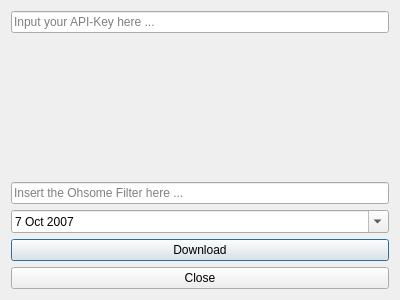
Before: the Qt Designer form OhsomeDownloader/ui/ohsome_dialog.ui in TKleinwort/ohsome-downloader-qgis-plugin, drawn with Qt 5.
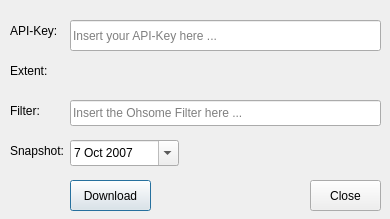
After: the same form once the commit is applied. Custom widgets are drawn as their Qt base class.

Commit message: GUI: Added corrosponding labels and shifted the layout, so that each widgets has an appropiate size

The edit to the form file:
```diff
--- a/OhsomeDownloader/ui/ohsome_dialog.ui
+++ b/OhsomeDownloader/ui/ohsome_dialog.ui
@@ -6,43 +6,38 @@
    <rect>
     <x>0</x>
     <y>0</y>
-    <width>400</width>
-    <height>300</height>
+    <width>390</width>
+    <height>219</height>
    </rect>
   </property>
   <property name="windowTitle">
    <string>Ohsome Downloader</string>
   </property>
-  <layout class="QVBoxLayout" name="verticalLayout">
-   <item>
     <widget class="QLineEdit" name="LineEditApiKey">
+   <property name="geometry">
+    <rect>
+     <x>70</x>
+     <y>20</y>
+     <width>311</width>
+     <height>31</height>
+    </rect>
+   </property>
      <property name="echoMode">
       <enum>QLineEdit::EchoMode::Password</enum>
      </property>
      <property name="placeholderText">
-      <string>Input your API-Key here ...</string>
-     </property>
-    </widget>
-   </item>
-   <item>
-    <widget class="QgsExtentWidget" name="ExtentWidget" native="true">
-     <property name="minimumSize">
-      <size>
-       <width>0</width>
-       <height>60</height>
-      </size>
-     </property>
-    </widget>
-   </item>
-   <item>
-    <widget class="QLineEdit" name="LineEditFilter">
-     <property name="placeholderText">
-      <string>Insert the Ohsome Filter here ...</string>
-     </property>
-    </widget>
-   </item>
-   <item>
+    <string>Insert your API-Key here ...</string>
+   </property>
+  </widget>
     <widget class="QDateEdit" name="DateEdit">
+   <property name="geometry">
+    <rect>
+     <x>70</x>
+     <y>140</y>
+     <width>109</width>
+     <height>26</height>
+    </rect>
+   </property>
      <property name="minimumDateTime">
       <datetime>
        <hour>18</hour>
@@ -64,16 +59,28 @@
       <bool>true</bool>
      </property>
     </widget>
-   </item>
-   <item>
     <widget class="QPushButton" name="PushButtonDownload">
+   <property name="geometry">
+    <rect>
+     <x>70</x>
+     <y>180</y>
+     <width>81</width>
+     <height>31</height>
+    </rect>
+   </property>
      <property name="text">
       <string>Download</string>
      </property>
     </widget>
-   </item>
-   <item>
     <widget class="QPushButton" name="PushButtonClose">
+   <property name="geometry">
+    <rect>
+     <x>310</x>
+     <y>180</y>
+     <width>71</width>
+     <height>31</height>
+    </rect>
+   </property>
      <property name="accessibleName">
       <string/>
      </property>
@@ -81,8 +88,87 @@
       <string>Close</string>
      </property>
     </widget>
-   </item>
-  </layout>
+  <widget class="QgsExtentWidget" name="ExtentWidget" native="true">
+   <property name="geometry">
+    <rect>
+     <x>70</x>
+     <y>60</y>
+     <width>301</width>
+     <height>30</height>
+    </rect>
+   </property>
+   <property name="minimumSize">
+    <size>
+     <width>0</width>
+     <height>30</height>
+    </size>
+   </property>
+  </widget>
+  <widget class="QLabel" name="LabelApiKey">
+   <property name="geometry">
+    <rect>
+     <x>10</x>
+     <y>20</y>
+     <width>49</width>
+     <height>21</height>
+    </rect>
+   </property>
+   <property name="text">
+    <string>API-Key:</string>
+   </property>
+  </widget>
+  <widget class="QLabel" name="LabelExtent">
+   <property name="geometry">
+    <rect>
+     <x>10</x>
+     <y>60</y>
+     <width>41</width>
+     <height>21</height>
+    </rect>
+   </property>
+   <property name="text">
+    <string>Extent:</string>
+   </property>
+  </widget>
+  <widget class="QLineEdit" name="LineEditFilter">
+   <property name="geometry">
+    <rect>
+     <x>70</x>
+     <y>100</y>
+     <width>311</width>
+     <height>26</height>
+    </rect>
+   </property>
+   <property name="placeholderText">
+    <string>Insert the Ohsome Filter here ...</string>
+   </property>
+  </widget>
+  <widget class="QLabel" name="LabelFilter">
+   <property name="geometry">
+    <rect>
+     <x>10</x>
+     <y>100</y>
+     <width>41</width>
+     <height>21</height>
+    </rect>
+   </property>
+   <property name="text">
+    <string>Filter:</string>
+   </property>
+  </widget>
+  <widget class="QLabel" name="LabelSnapshot">
+   <property name="geometry">
+    <rect>
+     <x>10</x>
+     <y>140</y>
+     <width>61</width>
+     <height>21</height>
+    </rect>
+   </property>
+   <property name="text">
+    <string>Snapshot:</string>
+   </property>
+  </widget>
  </widget>
  <customwidgets>
   <customwidget>
```
Lines whose indentation alone changed are shown as unchanged.
